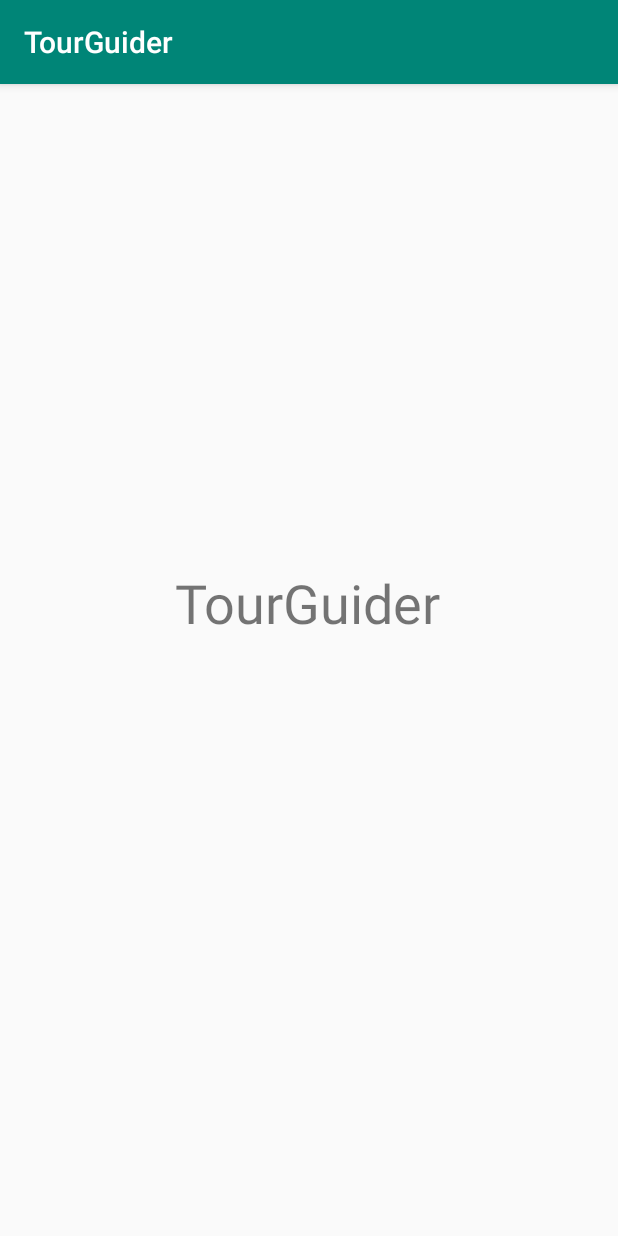
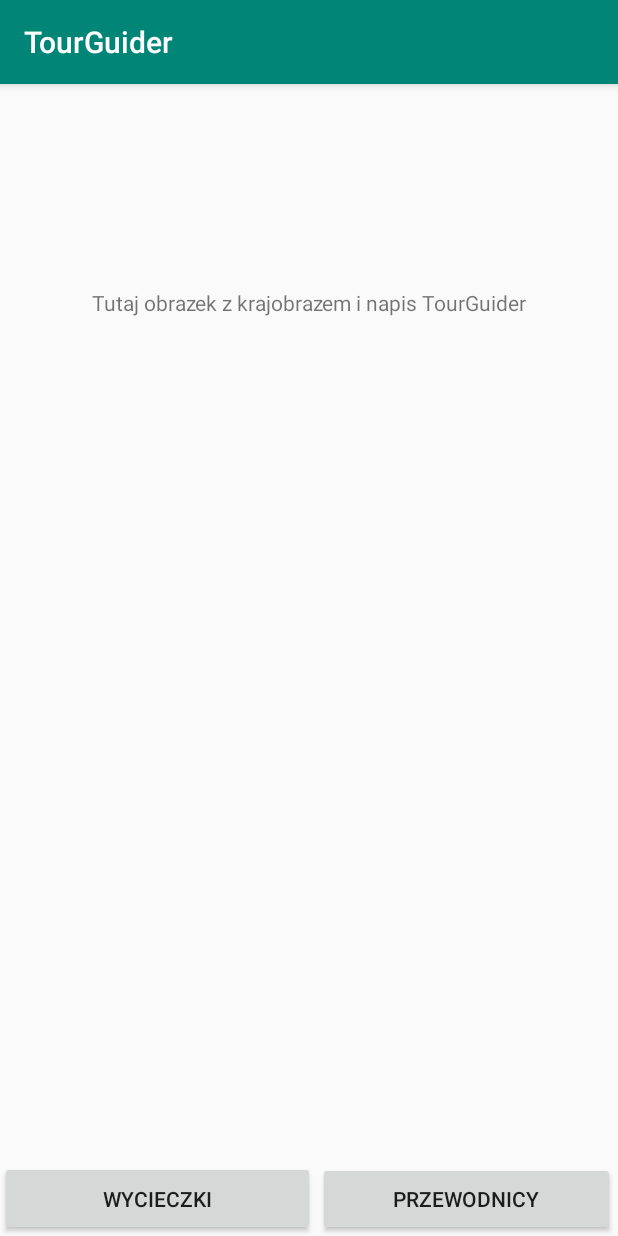
Before and after one commit to yakzi/tour-guider, an Android app: the screen it shows after launch (MainActivity), on a phone screen of 412 x 824 dp. Run offline under Robolectric (Android 15) with nearby library versions, the light colour scheme and no system bars.

Commit message:
Preview of first screen

```diff
--- a/app/src/main/res/layout/activity_main.xml
+++ b/app/src/main/res/layout/activity_main.xml
@@ -6,14 +6,30 @@
     android:layout_height="match_parent"
     tools:context=".MainActivity">
 
+    <Button
+        android:id="@+id/button2"
+        android:layout_width="210dp"
+        android:layout_height="50dp"
+        android:text="Wycieczki"
+        app:layout_constraintBottom_toBottomOf="parent"
+        app:layout_constraintStart_toStartOf="parent" />
+
+    <Button
+        android:id="@+id/button3"
+        android:layout_width="198dp"
+        android:layout_height="49dp"
+        android:text="Przewodnicy"
+        app:layout_constraintBottom_toBottomOf="parent"
+        app:layout_constraintEnd_toEndOf="parent"
+        app:layout_constraintStart_toEndOf="@+id/button2" />
+
     <TextView
-        android:layout_width="179dp"
-        android:layout_height="126dp"
-        android:text="TourGuider"
-        android:textSize="36sp"
-        app:layout_constraintBottom_toBottomOf="parent"
-        app:layout_constraintLeft_toLeftOf="parent"
-        app:layout_constraintRight_toRightOf="parent"
+        android:id="@+id/textView"
+        android:layout_width="wrap_content"
+        android:layout_height="wrap_content"
+        android:layout_marginTop="136dp"
+        android:text="Tutaj obrazek z krajobrazem i napis TourGuider"
+        app:layout_constraintEnd_toEndOf="parent"
+        app:layout_constraintStart_toStartOf="parent"
         app:layout_constraintTop_toTopOf="parent" />
-
 </androidx.constraintlayout.widget.ConstraintLayout>
```
